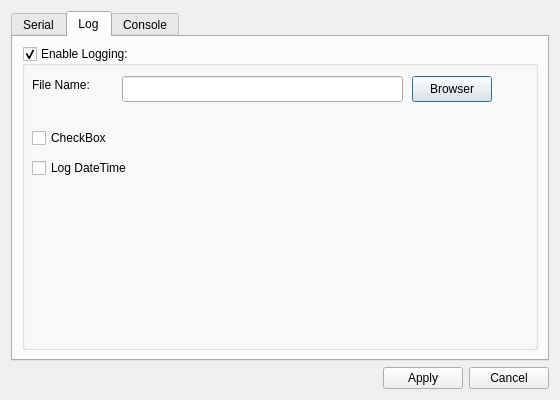
Old version of the form src/settingsdialog.ui in the repository coolshou/qterminal.
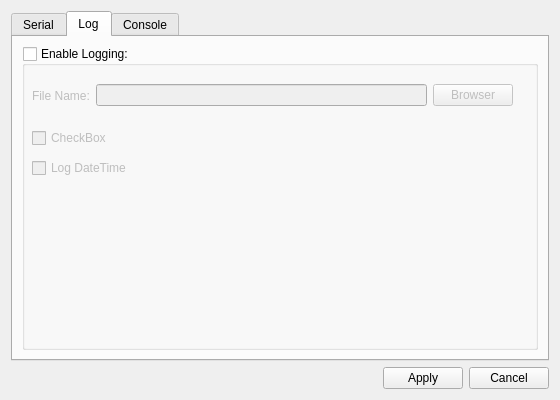
New version of the form. The open tabs and pages were chosen to show the change. Icons and pictures are not drawn.

Diff of the .ui file:
```diff
--- a/src/settingsdialog.ui
+++ b/src/settingsdialog.ui
@@ -206,48 +206,15 @@
          <property name="checkable">
           <bool>true</bool>
          </property>
-         <widget class="QLabel" name="logFilenameLabel">
-          <property name="geometry">
-           <rect>
-            <x>10</x>
-            <y>30</y>
-            <width>71</width>
-            <height>18</height>
-           </rect>
-          </property>
-          <property name="text">
-           <string>File Name:</string>
-          </property>
-         </widget>
-         <widget class="QLineEdit" name="logFilenameLineEdit">
-          <property name="geometry">
-           <rect>
-            <x>100</x>
-            <y>30</y>
-            <width>281</width>
-            <height>26</height>
-           </rect>
-          </property>
-         </widget>
-         <widget class="QPushButton" name="logFilenamePushButton">
-          <property name="geometry">
-           <rect>
-            <x>390</x>
-            <y>30</y>
-            <width>80</width>
-            <height>26</height>
-           </rect>
-          </property>
-          <property name="text">
-           <string>Browser</string>
-          </property>
-         </widget>
+         <property name="checked">
+          <bool>false</bool>
+         </property>
          <widget class="QCheckBox" name="logDateTimeCheckBox">
           <property name="geometry">
            <rect>
             <x>10</x>
             <y>110</y>
-            <width>121</width>
+            <width>231</width>
             <height>24</height>
            </rect>
           </property>
@@ -260,7 +227,7 @@
            <rect>
             <x>10</x>
             <y>80</y>
-            <width>81</width>
+            <width>211</width>
             <height>24</height>
            </rect>
           </property>
@@ -268,6 +235,35 @@
            <string>CheckBox</string>
           </property>
          </widget>
+         <widget class="QWidget" name="widget_3" native="true">
+          <property name="geometry">
+           <rect>
+            <x>10</x>
+            <y>30</y>
+            <width>481</width>
+            <height>39</height>
+           </rect>
+          </property>
+          <layout class="QHBoxLayout" name="horizontalLayout_3">
+           <item>
+            <widget class="QLabel" name="logFilenameLabel">
+             <property name="text">
+              <string>File Name:</string>
+             </property>
+            </widget>
+           </item>
+           <item>
+            <widget class="QLineEdit" name="logFilenameLineEdit"/>
+           </item>
+           <item>
+            <widget class="QPushButton" name="logFilenamePushButton">
+             <property name="text">
+              <string>Browser</string>
+             </property>
+            </widget>
+           </item>
+          </layout>
+         </widget>
         </widget>
        </item>
       </layout>
```
Left out of the diff: 4 changed lines with no effect on the pictures.
